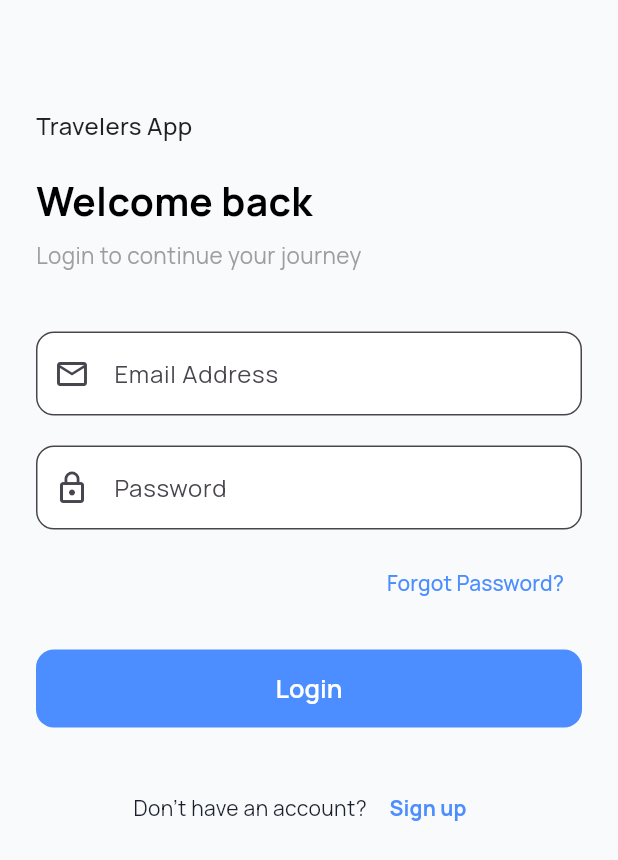
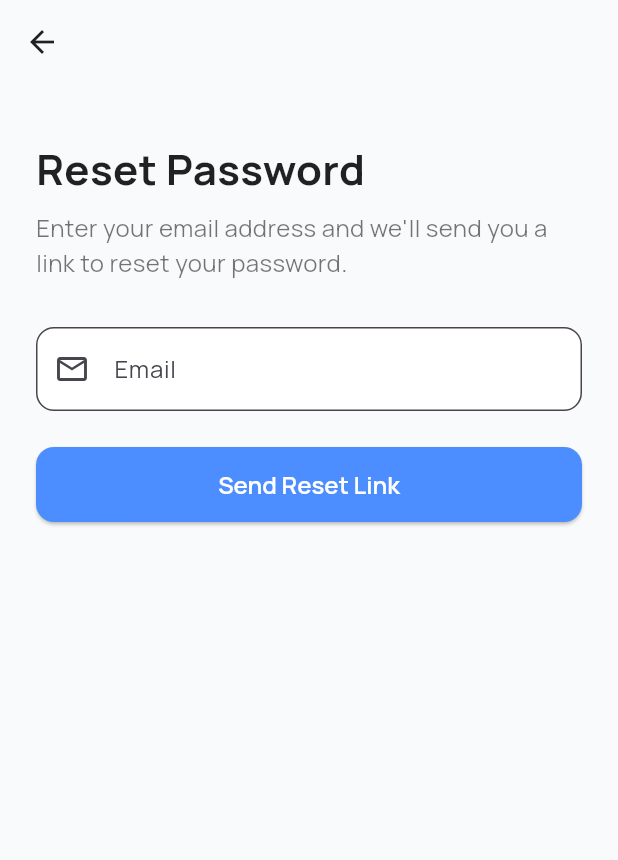
Before and after one commit to marube2005/Tasktravellers, a Flutter app: the LoginScreen screen opened by its route, after a tap on "Forgot Password?", on a phone screen of 412 x 824 dp. Shown: the top 860 px of the screen. Run offline on Flutter 3.47's test engine with Material 3 defaults, Android fonts, the phone set to English and light mode, and no system bars; our stand-ins replace flutter_dotenv, google_fonts, supabase_flutter; accounts and stored records are empty.

Commit message:
Added password reset screen

```diff
--- a/frontend/lib/app.dart
+++ b/frontend/lib/app.dart
@@ -1,4 +1,6 @@
+import 'dart:async';
 import 'package:flutter/material.dart';
+import 'package:supabase_flutter/supabase_flutter.dart';
 import 'themes/app_themes.dart';
 import 'pages/splash_screen.dart';
 import 'pages/welcome_screen.dart';
@@ -17,13 +19,47 @@ import 'pages/ride_completion_rating_screen.dart';
 import 'pages/ride_tracking_screen.dart';
 import 'pages/email_verification.dart';
 import 'pages/sacco_dashboard_screen.dart';
+import 'pages/reset_password_screen.dart';
+import 'pages/update_password_screen.dart';
 
-class MyApp extends StatelessWidget {
+class MyApp extends StatefulWidget {
   const MyApp({super.key});
+
+  @override
+  State<MyApp> createState() => _MyAppState();
+}
+
+class _MyAppState extends State<MyApp> {
+  final GlobalKey<NavigatorState> _navigatorKey = GlobalKey<NavigatorState>();
+  late final StreamSubscription<AuthState> _authSubscription;
+
+  @override
+  void initState() {
+    super.initState();
+    _authSubscription = Supabase.instance.client.auth.onAuthStateChange.listen(
+      (AuthState data) {
+        final event = data.event;
+        if (event == AuthChangeEvent.passwordRecovery) {
+          // User clicked the password reset link in email
+          _navigatorKey.currentState?.pushNamedAndRemoveUntil(
+            '/update_password',
+            (route) => false,
+          );
+        }
+      },
+    );
+  }
+
+  @override
+  void dispose() {
+    _authSubscription.cancel();
+    super.dispose();
+  }
 
   @override
   Widget build(BuildContext context) {
     return MaterialApp(
+      navigatorKey: _navigatorKey,
       title: 'Travelers App',
       debugShowCheckedModeBanner: false,
 
@@ -52,6 +88,8 @@ class MyApp extends StatelessWidget {
         '/payment': (context) => const PaymentScreen(),
         '/ride-complete': (context) => const RideCompleteScreen(),
         '/live-tracking': (context) => const LiveTrackingScreen(),
+        '/reset_password': (context) => const ResetPasswordScreen(),
+        '/update_password': (context) => const UpdatePasswordScreen(),
       },
     );
   }
--- a/frontend/lib/main.dart
+++ b/frontend/lib/main.dart
@@ -1,3 +1,4 @@
+import 'package:flutter/foundation.dart';
 import 'package:flutter/material.dart';
 import 'package:supabase_flutter/supabase_flutter.dart';
 import 'package:flutter_dotenv/flutter_dotenv.dart';
@@ -12,6 +13,10 @@ void main() async {
   await Supabase.initialize(
     url: dotenv.env['SUPABASE_URL']!,
     anonKey: dotenv.env['SUPABASE_ANON_KEY']!,
+    // Use implicit flow on web to avoid PKCE code verifier issues with password reset links
+    authOptions: FlutterAuthClientOptions(
+      authFlowType: kIsWeb ? AuthFlowType.implicit : AuthFlowType.pkce,
+    ),
   );
 
   runApp(const MyApp());
--- /dev/null
+++ b/frontend/lib/pages/reset_password_screen.dart
@@ -0,0 +1,201 @@
+import 'package:flutter/material.dart';
+import '../services/auth_service.dart';
+
+class ResetPasswordScreen extends StatefulWidget {
+  const ResetPasswordScreen({super.key});
+
+  @override
+  State<ResetPasswordScreen> createState() => _ResetPasswordScreenState();
+}
+
+class _ResetPasswordScreenState extends State<ResetPasswordScreen> {
+  final _formKey = GlobalKey<FormState>();
+  final _emailController = TextEditingController();
+  bool _isLoading = false;
+  bool _emailSent = false;
+
+  Future<void> _resetPassword() async {
+    if (!_formKey.currentState!.validate()) return;
+
+    setState(() => _isLoading = true);
+
+    try {
+      await AuthService().resetPassword(email: _emailController.text.trim());
+      if (mounted) {
+        setState(() => _emailSent = true);
+      }
+    } catch (e) {
+      if (mounted) {
+        ScaffoldMessenger.of(context).showSnackBar(
+          SnackBar(content: Text('Failed to send reset email: $e')),
+        );
+      }
+    } finally {
+      if (mounted) setState(() => _isLoading = false);
+    }
+  }
+
+  @override
+  void dispose() {
+    _emailController.dispose();
+    super.dispose();
+  }
+
+  @override
+  Widget build(BuildContext context) {
+    return Scaffold(
+      backgroundColor: const Color(0xFFF9FAFB),
+      appBar: AppBar(
+        backgroundColor: Colors.transparent,
+        elevation: 0,
+        leading: IconButton(
+          icon: const Icon(Icons.arrow_back, color: Colors.black87),
+          onPressed: () => Navigator.pop(context),
+        ),
+      ),
+      body: SafeArea(
+        child: Padding(
+          padding: const EdgeInsets.symmetric(horizontal: 24.0, vertical: 16),
+          child: _emailSent ? _buildSuccessView() : _buildFormView(),
+        ),
+      ),
+    );
+  }
+
+  Widget _buildSuccessView() {
+    return Column(
+      mainAxisAlignment: MainAxisAlignment.center,
+      children: [
+        const Icon(
+          Icons.mark_email_read_outlined,
+          size: 80,
+          color: Color(0xFF4C8DFF),
+        ),
+        const SizedBox(height: 24),
+        const Text(
+          'Check Your Email',
+          style: TextStyle(
+            fontSize: 24,
+            fontWeight: FontWeight.bold,
+            color: Colors.black87,
+          ),
+        ),
+        const SizedBox(height: 12),
+        Text(
+          'We have sent a password reset link to\n${_emailController.text.trim()}',
+          textAlign: TextAlign.center,
+          style: const TextStyle(
+            fontSize: 16,
+            color: Colors.black54,
+          ),
+        ),
+        const SizedBox(height: 32),
+        SizedBox(
+          width: double.infinity,
+          height: 50,
+          child: ElevatedButton(
+            onPressed: () => Navigator.pop(context),
+            style: ElevatedButton.styleFrom(
+              backgroundColor: const Color(0xFF4C8DFF),
+              shape: RoundedRectangleBorder(
+                borderRadius: BorderRadius.circular(12),
+              ),
+            ),
+            child: const Text(
+              'Back to Login',
+              style: TextStyle(
+                fontSize: 16,
+                fontWeight: FontWeight.w600,
+                color: Colors.white,
+              ),
+            ),
+          ),
+        ),
+      ],
+    );
+  }
+
+  Widget _buildFormView() {
+    return Form(
+      key: _formKey,
+      child: Column(
+        crossAxisAlignment: CrossAxisAlignment.start,
+        children: [
+          const SizedBox(height: 20),
+          const Text(
+            'Reset Password',
+            style: TextStyle(
+              fontSize: 28,
+              fontWeight: FontWeight.bold,
+              color: Colors.black87,
+            ),
+          ),
+          const SizedBox(height: 8),
+          const Text(
+            'Enter your email address and we\'ll send you a link to reset your password.',
+            style: TextStyle(
+              fontSize: 16,
+              color: Colors.black54,
+            ),
+          ),
+          const SizedBox(height: 32),
+          TextFormField(
+            controller: _emailController,
+            keyboardType: TextInputType.emailAddress,
+            decoration: InputDecoration(
+              labelText: 'Email',
+              hintText: 'Enter your email',
+              prefixIcon: const Icon(Icons.email_outlined),
+              border: OutlineInputBorder(
+                borderRadius: BorderRadius.circular(12),
+              ),
+              filled: true,
+              fillColor: Colors.white,
+            ),
+            validator: (value) {
+              if (value == null || value.isEmpty) {
+                return 'Please enter your email';
+              }
+              if (!RegExp(r'^[\w-\.]+@([\w-]+\.)+[\w-]{2,4}$')
+                  .hasMatch(value)) {
+                return 'Please enter a valid email';
+              }
+              return null;
+            },
+          ),
+          const SizedBox(height: 24),
+          SizedBox(
+            width: double.infinity,
+            height: 50,
+            child: ElevatedButton(
+              onPressed: _isLoading ? null : _resetPassword,
+              style: ElevatedButton.styleFrom(
+                backgroundColor: const Color(0xFF4C8DFF),
+                shape: RoundedRectangleBorder(
+                  borderRadius: BorderRadius.circular(12),
+                ),
+              ),
+              child: _isLoading
+                  ? const SizedBox(
+                      height: 20,
+                      width: 20,
+                      child: CircularProgressIndicator(
+                        strokeWidth: 2,
+                        valueColor: AlwaysStoppedAnimation<Color>(Colors.white),
+                      ),
+                    )
+                  : const Text(
+                      'Send Reset Link',
+                      style: TextStyle(
+                        fontSize: 16,
+                        fontWeight: FontWeight.w600,
+                        color: Colors.white,
+                      ),
+                    ),
+            ),
+          ),
+        ],
+      ),
+    );
+  }
+}
```
Also changed, not shown: frontend/lib/pages/update_password_screen.dart (added, +252 -0 lines), frontend/lib/services/auth_service.dart (+13 -0 lines), 1 other file.
